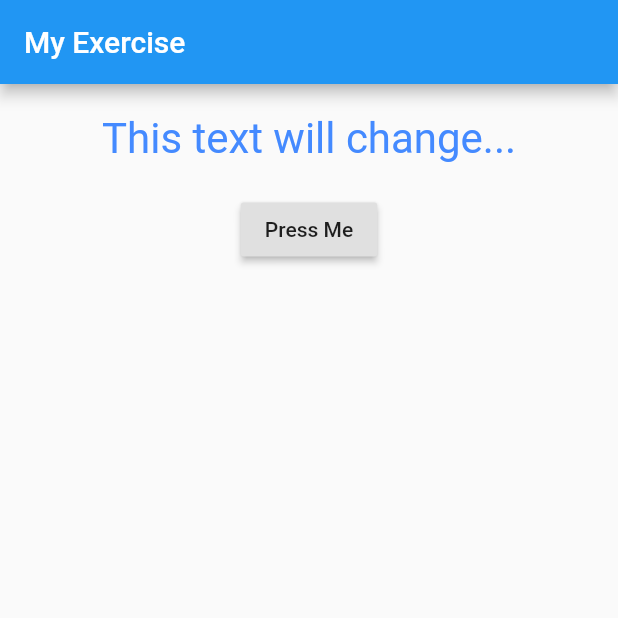
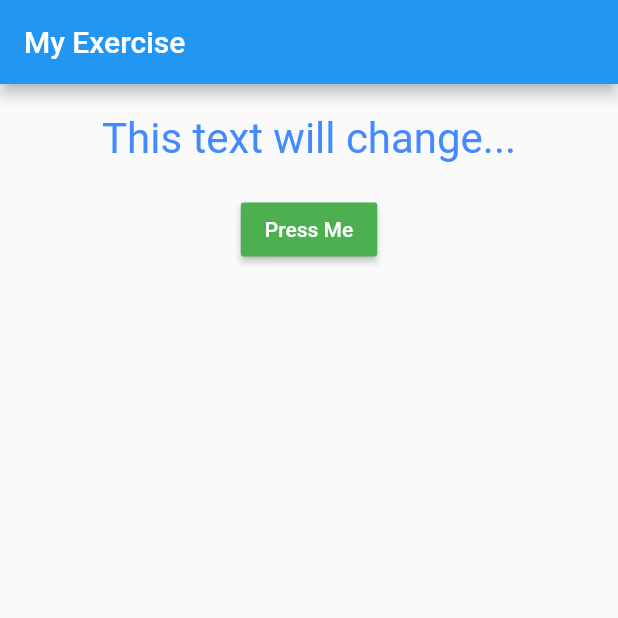
Before and after one commit to DiegoBezerra89/Flutter_course, a Flutter app: the screen it shows after launch, on a phone screen of 412 x 824 dp, the top half of it. Run offline on Flutter 3.47's test engine with Material 2 defaults, Android fonts, the phone set to English and light mode, and no system bars.

Commit message:
Dart basics review

```diff
--- a/exercise_1/lib/main.dart
+++ b/exercise_1/lib/main.dart
@@ -16,7 +16,7 @@ class _MyAppState extends State<MyApp> {
   var buttonTextReset = 'Reset';
   var flagButton = false;
 
-  void resetText () {
+  void resetText() {
     setState(() {
       buttonText = 'Press Me';
       mainText = 'This Text will change...';
@@ -33,6 +33,7 @@ class _MyAppState extends State<MyApp> {
         flagButton = true;
       });
     }
+
     return MaterialApp(
       home: Scaffold(
           appBar: AppBar(
@@ -43,16 +44,23 @@ class _MyAppState extends State<MyApp> {
               TextControl(mainText),
               Container(
                 child: RaisedButton(
+                  color: Colors.green,
+                  textColor: Colors.white,
                   onPressed: changeText,
                   child: Text(buttonText),
                 ),
               ),
-              if (flagButton) Container(
-                child: RaisedButton(
-                  onPressed: resetText,
-                  child: Text(buttonTextReset),
-                ),
-              ) else Text(' '),
+              if (flagButton)
+                Container(
+                  child: RaisedButton(
+                    color: Colors.yellow[800],
+                    textColor: Colors.white,
+                    onPressed: resetText,
+                    child: Text(buttonTextReset),
+                  ),
+                )
+              else
+                Text(' '),
             ],
           )),
     );
```
